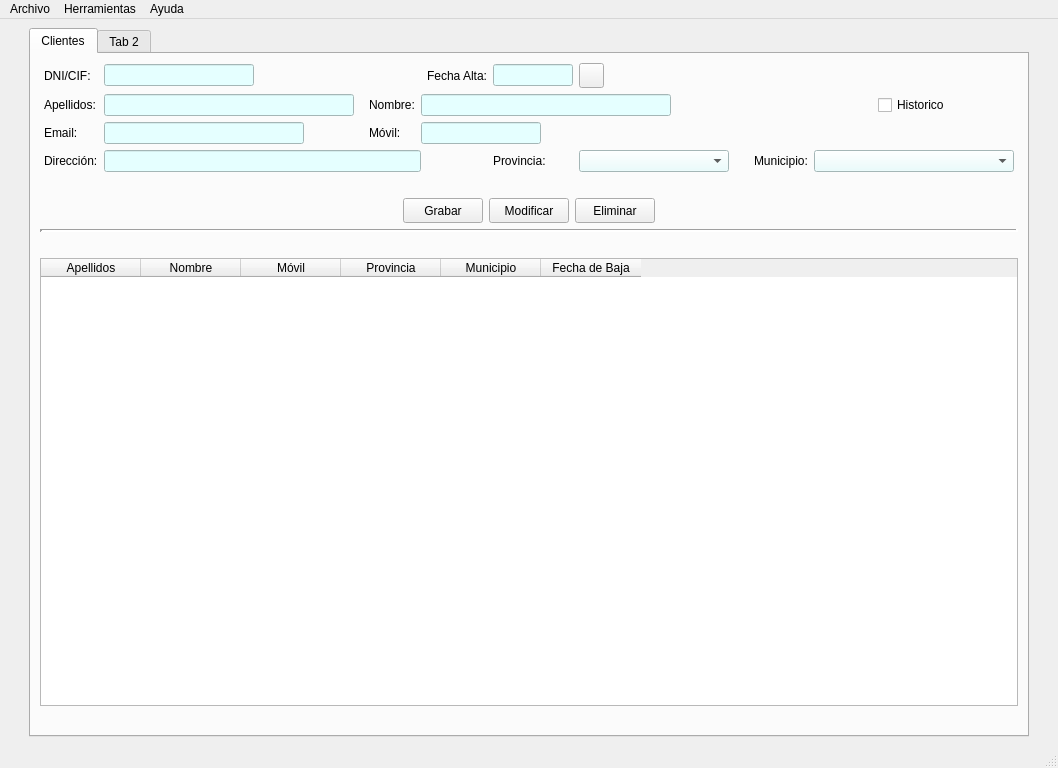
First picture: the form in templates/venPrincipal.ui, repository Semperz/ProyectoDI, before the edit.
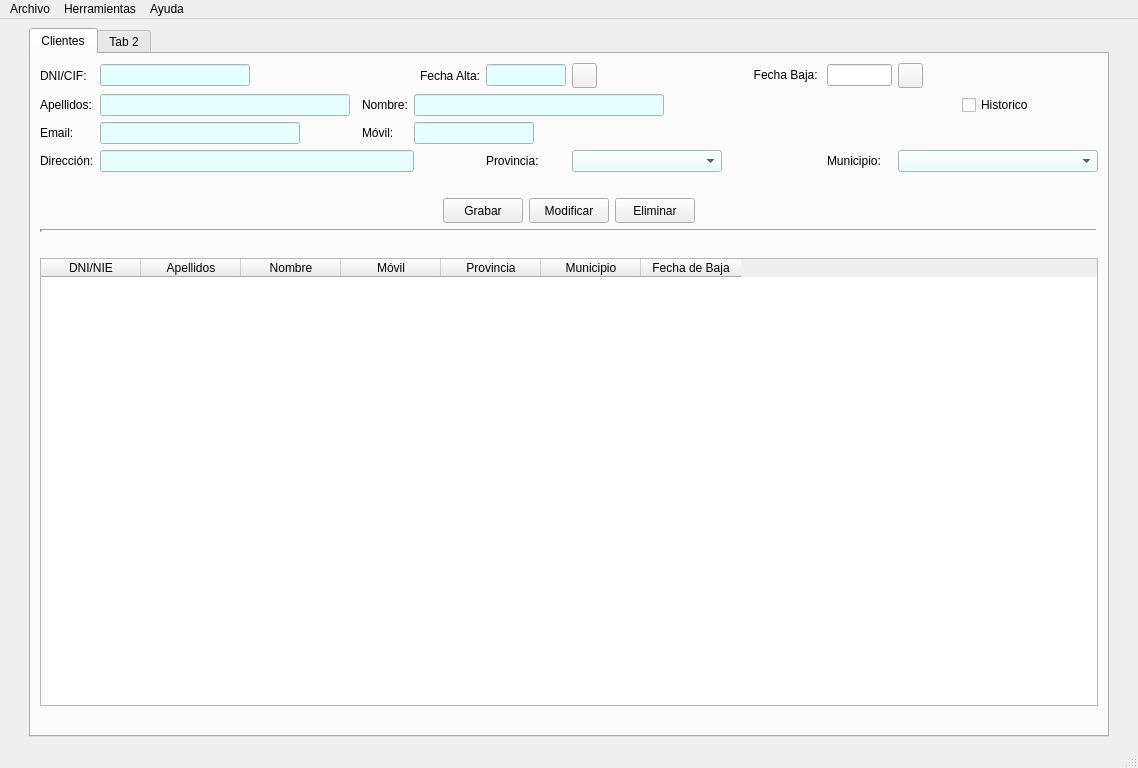
Second picture: the form after the edit. Icons and pictures are not drawn.

Patch:
```diff
--- a/templates/venPrincipal.ui
+++ b/templates/venPrincipal.ui
@@ -6,7 +6,7 @@
    <rect>
     <x>0</x>
     <y>0</y>
-    <width>1058</width>
+    <width>1138</width>
     <height>768</height>
    </rect>
   </property>
@@ -88,6 +88,11 @@
           <attribute name="verticalHeaderVisible">
            <bool>false</bool>
           </attribute>
+          <column>
+           <property name="text">
+            <string>DNI/NIE</string>
+           </property>
+          </column>
           <column>
            <property name="text">
             <string>Apellidos</string>
@@ -509,6 +514,96 @@
               </property>
              </spacer>
             </item>
+            <item row="3" column="10">
+             <spacer name="horizontalSpacer_7">
+              <property name="orientation">
+               <enum>Qt::Horizontal</enum>
+              </property>
+              <property name="sizeHint" stdset="0">
+               <size>
+                <width>40</width>
+                <height>20</height>
+               </size>
+              </property>
+             </spacer>
+            </item>
+            <item row="1" column="3">
+             <spacer name="horizontalSpacer">
+              <property name="orientation">
+               <enum>Qt::Horizontal</enum>
+              </property>
+              <property name="sizeType">
+               <enum>QSizePolicy::Expanding</enum>
+              </property>
+              <property name="sizeHint" stdset="0">
+               <size>
+                <width>40</width>
+                <height>20</height>
+               </size>
+              </property>
+             </spacer>
+            </item>
+            <item row="0" column="11">
+             <widget class="QLineEdit" name="lineEdit"/>
+            </item>
+            <item row="0" column="9">
+             <widget class="QLabel" name="label_2">
+              <property name="text">
+               <string/>
+              </property>
+             </widget>
+            </item>
+            <item row="0" column="12">
+             <widget class="QPushButton" name="btnBajaCli">
+              <property name="minimumSize">
+               <size>
+                <width>25</width>
+                <height>25</height>
+               </size>
+              </property>
+              <property name="maximumSize">
+               <size>
+                <width>25</width>
+                <height>25</height>
+               </size>
+              </property>
+              <property name="text">
+               <string/>
+              </property>
+              <property name="icon">
+               <iconset>
+                <normaloff>../img/calendario.ico</normaloff>../img/calendario.ico</iconset>
+              </property>
+              <property name="iconSize">
+               <size>
+                <width>29</width>
+                <height>25</height>
+               </size>
+              </property>
+             </widget>
+            </item>
+            <item row="0" column="10">
+             <widget class="QLabel" name="lblFechaBajacli">
+              <property name="minimumSize">
+               <size>
+                <width>80</width>
+                <height>20</height>
+               </size>
+              </property>
+              <property name="maximumSize">
+               <size>
+                <width>80</width>
+                <height>20</height>
+               </size>
+              </property>
+              <property name="text">
+               <string>Fecha Baja: </string>
+              </property>
+              <property name="alignment">
+               <set>Qt::AlignRight|Qt::AlignTrailing|Qt::AlignVCenter</set>
+              </property>
+             </widget>
+            </item>
            </layout>
           </item>
           <item>
@@ -683,7 +778,7 @@
     <rect>
      <x>0</x>
      <y>0</y>
-     <width>1058</width>
+     <width>1138</width>
      <height>21</height>
     </rect>
    </property>
```
Left out of the diff: 235 changed lines with no effect on the pictures.
